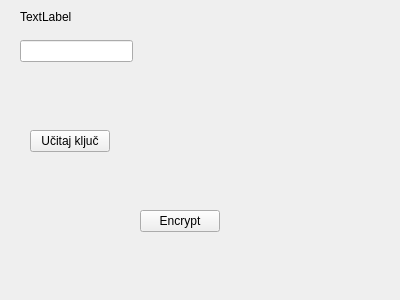
Above: appgui.ui from Pritilender/CryptoLab before the change. Below: the same form after it.
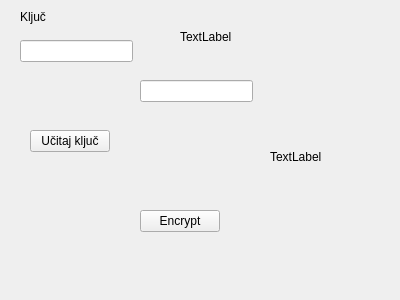
That is the form after the change.

```diff
--- a/appgui.ui
+++ b/appgui.ui
@@ -49,7 +49,7 @@
     </rect>
    </property>
    <property name="text">
-    <string>TextLabel</string>
+    <string>Ključ</string>
    </property>
   </widget>
   <widget class="QPushButton" name="pushButton">
@@ -63,6 +63,48 @@
    </property>
    <property name="text">
     <string>Učitaj ključ</string>
+   </property>
+   <property name="flat">
+    <bool>false</bool>
+   </property>
+  </widget>
+  <widget class="QLineEdit" name="lineEdit_2">
+   <property name="geometry">
+    <rect>
+     <x>140</x>
+     <y>80</y>
+     <width>113</width>
+     <height>22</height>
+    </rect>
+   </property>
+   <property name="maxLength">
+    <number>30</number>
+   </property>
+  </widget>
+  <widget class="QLabel" name="lblText">
+   <property name="geometry">
+    <rect>
+     <x>180</x>
+     <y>30</y>
+     <width>59</width>
+     <height>14</height>
+    </rect>
+   </property>
+   <property name="text">
+    <string>TextLabel</string>
+   </property>
+  </widget>
+  <widget class="QLabel" name="label_3">
+   <property name="geometry">
+    <rect>
+     <x>270</x>
+     <y>150</y>
+     <width>59</width>
+     <height>14</height>
+    </rect>
+   </property>
+   <property name="text">
+    <string>TextLabel</string>
    </property>
   </widget>
  </widget>
```
Left out of the diff: 12 changed lines with no effect on the pictures.
